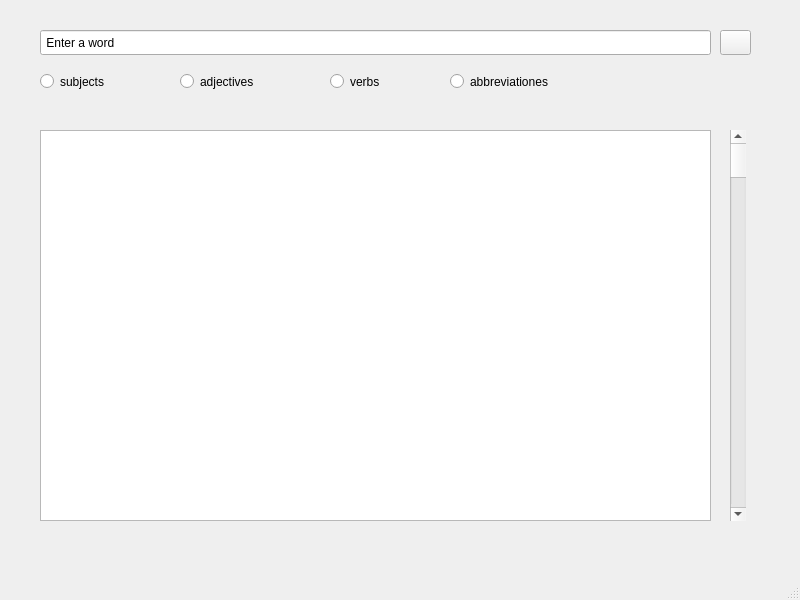
First picture: the form in dictionary_noneuser.ui, repository samotny-vouk/PyQT-Project-2024-1courseFEFU-, before the edit.
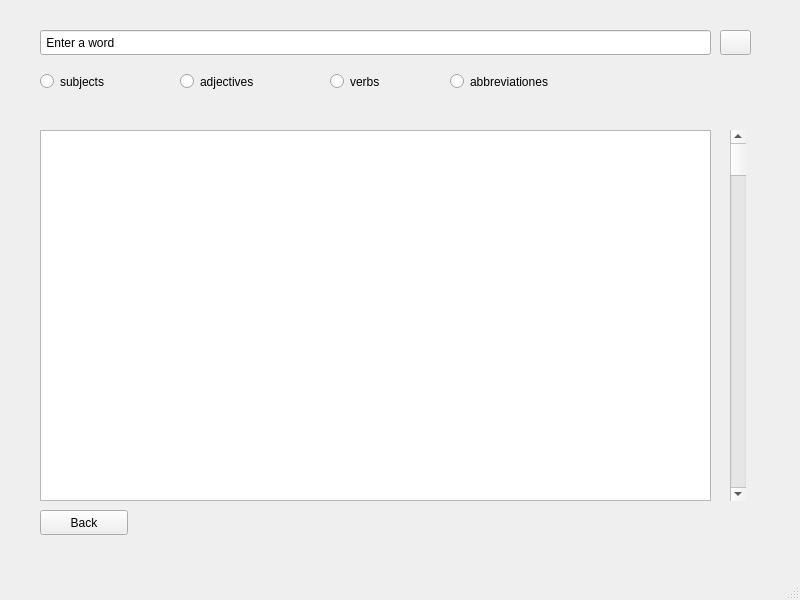
Second picture: the form after the edit. Icons and pictures are not drawn.

Patch:
```diff
--- a/dictionary_noneuser.ui
+++ b/dictionary_noneuser.ui
@@ -105,7 +105,7 @@
       <x>40</x>
       <y>130</y>
       <width>671</width>
-      <height>391</height>
+      <height>371</height>
      </rect>
     </property>
    </widget>
@@ -115,13 +115,26 @@
       <x>730</x>
       <y>130</y>
       <width>16</width>
-      <height>391</height>
+      <height>371</height>
      </rect>
     </property>
     <property name="orientation">
      <enum>Qt::Vertical</enum>
     </property>
    </widget>
+   <widget class="QPushButton" name="back">
+    <property name="geometry">
+     <rect>
+      <x>40</x>
+      <y>510</y>
+      <width>88</width>
+      <height>25</height>
+     </rect>
+    </property>
+    <property name="text">
+     <string>Back</string>
+    </property>
+   </widget>
   </widget>
   <widget class="QMenuBar" name="menubar">
    <property name="geometry">
```
